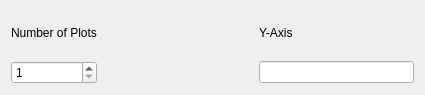
lisazacarias/PyStripTool, file Codes/TimePlotsEditMenu.ui: the form before one commit.
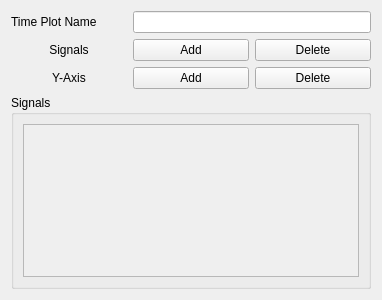
The form after the commit.

Commit message: Cleaned up uis. Started adding code to add time plots.

```diff
--- a/Codes/TimePlotsEditMenu.ui
+++ b/Codes/TimePlotsEditMenu.ui
@@ -6,66 +6,102 @@
    <rect>
     <x>0</x>
     <y>0</y>
-    <width>425</width>
-    <height>95</height>
+    <width>382</width>
+    <height>300</height>
    </rect>
   </property>
   <property name="windowTitle">
    <string>Form</string>
   </property>
   <layout class="QGridLayout" name="gridLayout">
+   <item row="0" column="1">
+    <widget class="QLabel" name="timeplot_name_label">
+     <property name="text">
+      <string>Time Plot Name</string>
+     </property>
+    </widget>
+   </item>
+   <item row="0" column="2" colspan="2">
+    <widget class="QLineEdit" name="timeplot_name_edit"/>
+   </item>
+   <item row="3" column="1" colspan="3">
+    <widget class="QGroupBox" name="signals_groupbox">
+     <property name="title">
+      <string>Signals</string>
+     </property>
+     <layout class="QGridLayout" name="gridLayout_2">
+      <item row="0" column="0">
+       <widget class="QScrollArea" name="signals_scrollarea">
+        <property name="widgetResizable">
+         <bool>true</bool>
+        </property>
+        <widget class="QWidget" name="scrollAreaWidgetContents">
+         <property name="geometry">
+          <rect>
+           <x>0</x>
+           <y>0</y>
+           <width>326</width>
+           <height>105</height>
+          </rect>
+         </property>
+         <layout class="QGridLayout" name="gridLayout_4">
+          <item row="0" column="0">
+           <layout class="QGridLayout" name="gridLayout_3"/>
+          </item>
+         </layout>
+        </widget>
+       </widget>
+      </item>
+     </layout>
+    </widget>
+   </item>
    <item row="1" column="3">
-    <widget class="QLineEdit" name="lineEdit"/>
+    <widget class="QPushButton" name="delete_signal_button">
+     <property name="text">
+      <string>Delete</string>
+     </property>
+    </widget>
    </item>
-   <item row="1" column="1">
-    <widget class="QSpinBox" name="spinBox">
-     <property name="minimum">
-      <number>1</number>
+   <item row="2" column="3">
+    <widget class="QPushButton" name="delete_yaxis_button">
+     <property name="text">
+      <string>Delete</string>
      </property>
-     <property name="maximum">
-      <number>12</number>
+    </widget>
+   </item>
+   <item row="2" column="2">
+    <widget class="QPushButton" name="add_yaxis_button">
+     <property name="text">
+      <string>Add</string>
      </property>
     </widget>
    </item>
-   <item row="0" column="3">
-    <widget class="QLabel" name="label_2">
+   <item row="2" column="1">
+    <widget class="QLabel" name="yaxis_label">
      <property name="text">
       <string>Y-Axis</string>
      </property>
-    </widget>
-   </item>
-   <item row="0" column="1">
-    <widget class="QLabel" name="label">
-     <property name="text">
-      <string>Number of Plots</string>
+     <property name="alignment">
+      <set>Qt::AlignCenter</set>
      </property>
     </widget>
    </item>
-   <item row="0" column="2">
-    <spacer name="horizontalSpacer">
-     <property name="orientation">
-      <enum>Qt::Horizontal</enum>
-     </property>
-     <property name="sizeHint" stdset="0">
-      <size>
-       <width>40</width>
-       <height>20</height>
-      </size>
-     </property>
-    </spacer>
-   </item>
    <item row="1" column="2">
-    <spacer name="horizontalSpacer_2">
-     <property name="orientation">
-      <enum>Qt::Horizontal</enum>
+    <widget class="QPushButton" name="add_signal_button">
+     <property name="text">
+      <string>Add</string>
      </property>
-     <property name="sizeHint" stdset="0">
-      <size>
-       <width>40</width>
-       <height>20</height>
-      </size>
+    </widget>
+   </item>
+   <item row="1" column="1">
+    <widget class="QLabel" name="signal_label">
+     <property name="text">
+      <string>Signals</string>
      </property>
-    </spacer>
+     <property name="alignment">
+      <set>Qt::AlignCenter</set>
+     </property>
+    </widget>
    </item>
   </layout>
  </widget>
```
The commit also changes 6 other files.
